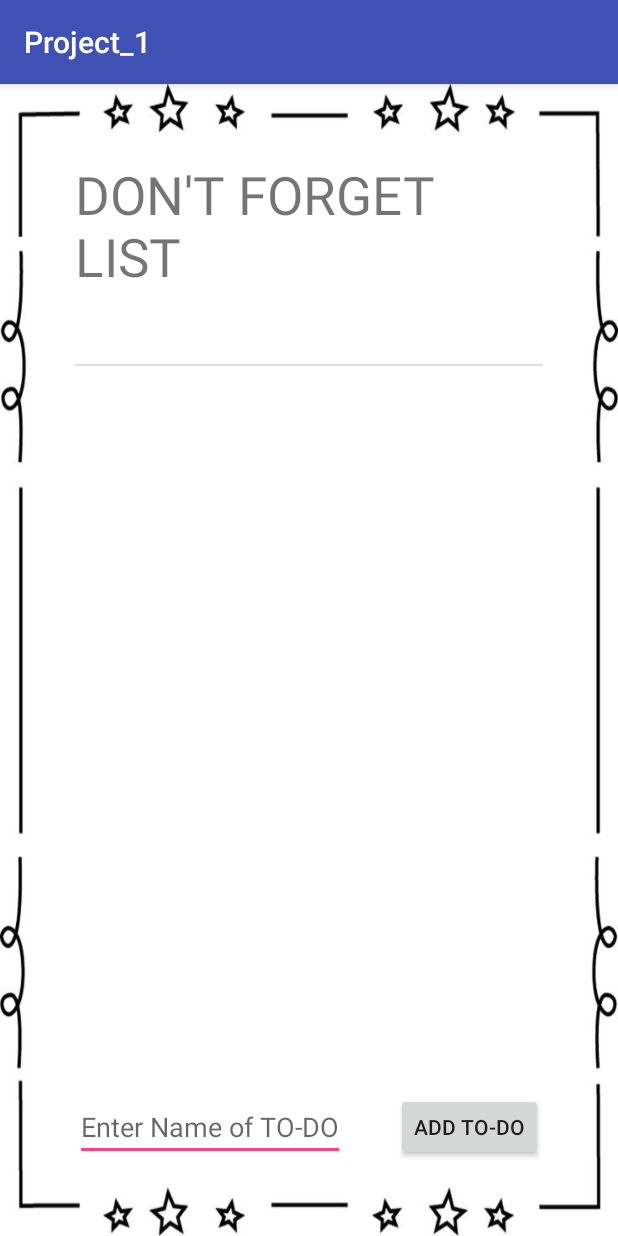
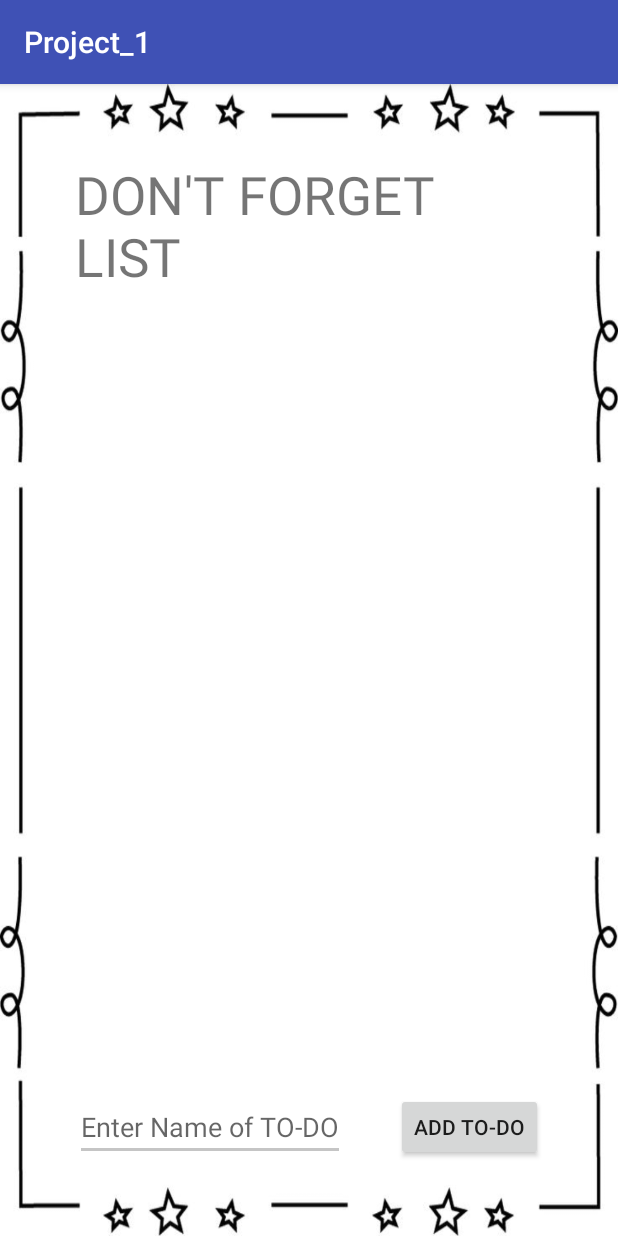
Before and after one commit to MikeJeffress/Project1, an Android app: the screen it shows after launch (MainActivity), after a tap on "ADD TO-DO", on a phone screen of 412 x 824 dp. Run offline under Robolectric (Android 15) with nearby library versions, the phone set to English and light mode, and no system bars.

Commit message:
Changed editText style

```diff
--- a/Project_1/Project_1/app/src/main/java/com/adi2/michaeljeffress/project_1/MainActivity.java
+++ b/Project_1/Project_1/app/src/main/java/com/adi2/michaeljeffress/project_1/MainActivity.java
@@ -11,6 +11,7 @@ import android.widget.Button;
 import android.widget.EditText;
 import android.widget.ListView;
 import android.widget.TextView;
+import android.widget.Toast;
 
 import java.util.ArrayList;
 
@@ -39,17 +40,23 @@ public class MainActivity extends AppCompatActivity {
         mListView.setAdapter(mArrayAdapter);
 
 
+
         mButton.setOnClickListener(new View.OnClickListener() {
             @Override
             public void onClick(View v) {
                 String toDo = mEditText.getText().toString();
-                mArrayList.add(toDo);
-                Category mCategory = new Category ();
-                mCategory.setCategory(toDo);
-                categories.add(mCategory);
-                mArrayAdapter.notifyDataSetChanged();
-                mEditText.setText("");
-                //Need to stop it from adding blank todos
+                if (!toDo.isEmpty()) {
+                    mArrayList.add(toDo);
+                    Category mCategory = new Category();
+                    mCategory.setCategory(toDo);
+                    categories.add(mCategory);
+                    mArrayAdapter.notifyDataSetChanged();
+                    mEditText.setText("");
+                }
+                else {
+                    Toast.makeText(MainActivity.this, "Please enter text.", Toast.LENGTH_LONG).show();
+                }
+
             }
         });
 
--- a/Project_1/Project_1/app/src/main/res/layout/activity_main.xml
+++ b/Project_1/Project_1/app/src/main/res/layout/activity_main.xml
@@ -34,7 +34,10 @@
         android:hint="Enter Name of TO-DO"
         android:layout_alignParentBottom="true"
         android:layout_alignParentLeft="true"
-        android:layout_alignParentStart="true" />
+        android:layout_alignParentStart="true"
+        android:theme="@style/editTextLine"
+        />
+
 
     <Button
         android:id="@+id/button_Main"
--- a/Project_1/Project_1/app/src/main/res/values/styles.xml
+++ b/Project_1/Project_1/app/src/main/res/values/styles.xml
@@ -8,4 +8,10 @@
         <item name="colorAccent">@color/colorAccent</item>
     </style>
 
+    <style name="editTextLine" parent="Theme.AppCompat.Light.DarkActionBar">
+        <item name="colorControlNormal">#c5c5c5</item>
+        <item name="colorControlActivated">#c5c5c5</item>
+        <item name="colorControlHighlight">#c5c5c5</item>
+    </style>
+
 </resources>
```
Also changed, not shown: Project_1/Project_1/app/src/main/java/com/adi2/michaeljeffress/project_1/TasksActivity.java (+11 -16 lines).
